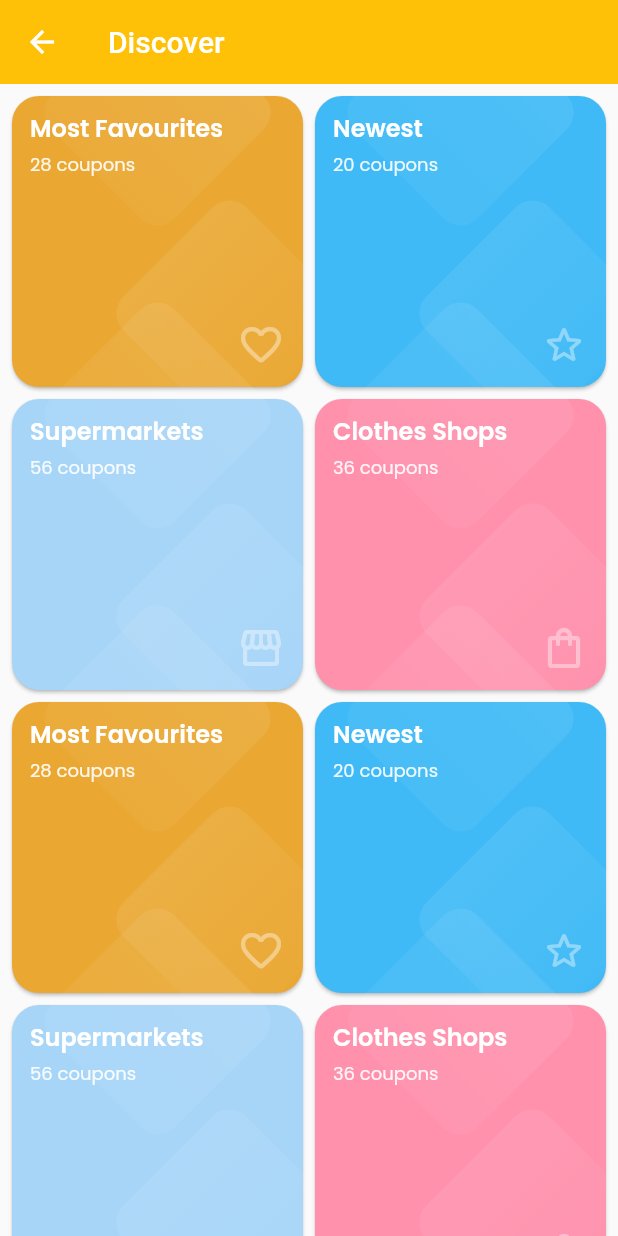
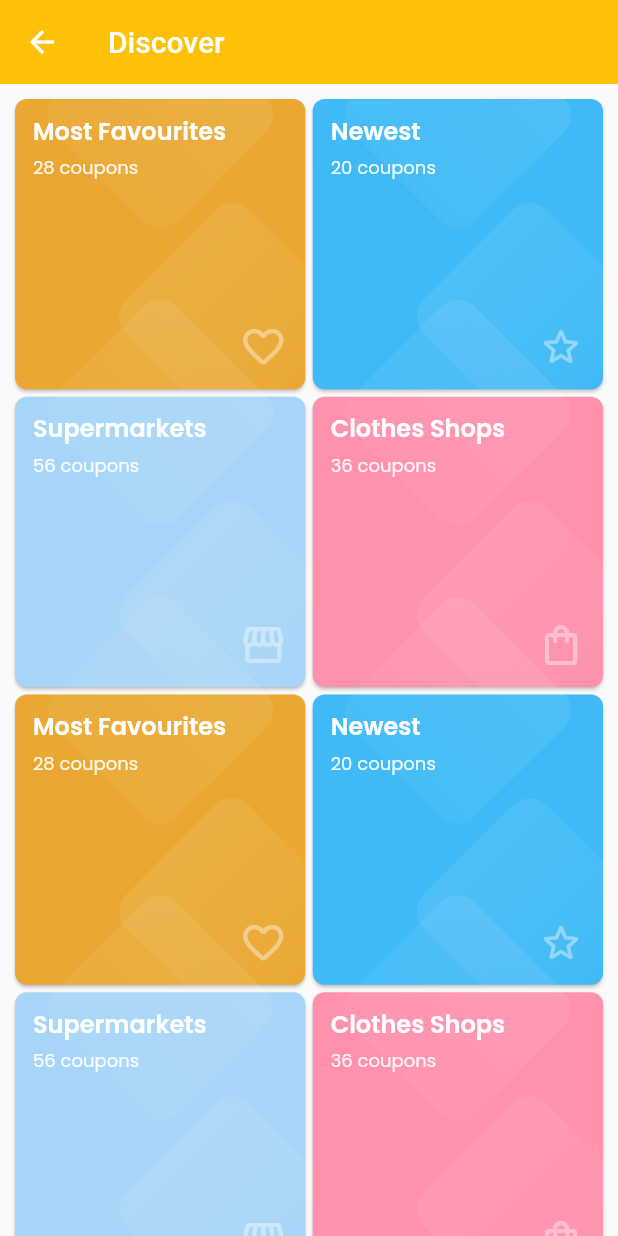
Before and after one commit to MarufHossen/spense-app, a Flutter app: the screen it shows after launch, after a tap on "View all", on a phone screen of 412 x 824 dp. Run offline on Flutter 3.47's test engine with Material 2 defaults, Android fonts, the phone set to English and light mode, and no system bars; our stand-ins replace animated_bottom_navigation_bar, cached_network_image, fluttertoast, geocoding, geolocator, get and 2 more; missing offline and left inert: qr_code_scanner; network calls fail.

Commit message:
store page added

```diff
--- a/lib/constants.dart
+++ b/lib/constants.dart
@@ -114,7 +114,7 @@ TextStyle cHeaderTextStyle = TextStyle(
     fontWeight: FontWeight.w400);
 
 // Cards
-BorderRadius cCardBorderRadius = BorderRadius.circular(18.0);
+BorderRadius cCardBorderRadius = BorderRadius.circular(8.0);
 Color cDarkCardTextColor = Colors.white;
 Color cLightCardTextColor = Color(0xFF30286A);
 
--- a/lib/main.dart
+++ b/lib/main.dart
@@ -1,6 +1,5 @@
 import './theme/themes.dart';
 import './view/pages/home/home.dart';
-import 'package:flutter/foundation.dart';
 import 'package:flutter/material.dart';
 import 'package:get/get_navigation/get_navigation.dart';
 
@@ -20,7 +19,7 @@ class _MyHomeState extends State<MyHome> {
       theme: MyThemes.light,
       // darkTheme: MyThemes.dark,
       home: const Home(),
-      debugShowCheckedModeBanner: false,
+      debugShowCheckedModeBanner: false
     );
   }
 }
--- a/lib/view/pages/category/category_page.dart
+++ b/lib/view/pages/category/category_page.dart
@@ -1,7 +1,9 @@
 import 'package:flutter/material.dart';
+import 'package:get/get.dart';
 import 'package:spense_app/constants.dart';
 import 'package:spense_app/model/discover.dart';
 import 'package:spense_app/view/pages/coupons_tab/components/discover_card.dart';
+import 'package:spense_app/view/pages/store/store_page.dart';
 
 class CategoryPage extends StatefulWidget {
   const CategoryPage({Key? key}) : super(key: key);
@@ -40,14 +42,14 @@ class _CategoryPageState extends State<CategoryPage> {
               physics: const BouncingScrollPhysics(),
               slivers: <Widget>[
                 SliverPadding(
-                  padding: const EdgeInsets.all(8.0),
+                  padding: const EdgeInsets.all(10.0),
                   sliver: SliverGrid(
                       gridDelegate:
                           const SliverGridDelegateWithFixedCrossAxisCount(
                               crossAxisCount: 2,
                               childAspectRatio: 1.0,
-                              crossAxisSpacing: 8.0,
-                              mainAxisSpacing: 8.0),
+                              crossAxisSpacing: 5.0,
+                              mainAxisSpacing: 5.0),
                       delegate: SliverChildBuilderDelegate(_buildCategoryItem,
                           childCount: discoverList.length)),
                 ),
@@ -64,12 +66,6 @@ class _CategoryPageState extends State<CategoryPage> {
   }
 
   _categoryPressed(BuildContext context) {
-    // category.id == 6
-    //     ? Navigator.of(context)
-    //         .push(MaterialPageRoute(builder: (_) => LeaderBoard()))
-    //     : Navigator.of(context).push(MaterialPageRoute(
-    //         builder: (_) => QuizPage(
-    //               category: category,
-    //             )));
+    Get.to(const StorePage());
   }
 }
--- a/lib/view/pages/coupons_tab/components/discover_card.dart
+++ b/lib/view/pages/coupons_tab/components/discover_card.dart
@@ -1,8 +1,10 @@
 import 'package:flutter/material.dart';
+import 'package:get/get.dart';
 import 'dart:math' as math;
 
 import 'package:spense_app/constants.dart';
 import 'package:spense_app/model/discover.dart';
+import 'package:spense_app/view/pages/store/store_page.dart';
 
 class DiscoverCard extends StatelessWidget {
   final Discover discover;
@@ -10,7 +12,9 @@ class DiscoverCard extends StatelessWidget {
 
   @override
   Widget build(BuildContext context) {
-    return Card(
+    return InkWell(
+      onTap: () => Get.to(const StorePage()),
+      child: Card(
         margin: EdgeInsets.zero,
         color: discover.backgroundColor,
         shape: RoundedRectangleBorder(borderRadius: cCardBorderRadius),
@@ -71,6 +75,7 @@ class DiscoverCard extends StatelessWidget {
             )
           ],
         ),
+      ),
     );
   }
 }
--- /dev/null
+++ b/lib/view/pages/store/components/search_bar.dart
@@ -0,0 +1,29 @@
+import 'package:flutter/material.dart';
+import 'package:spense_app/constants.dart';
+
+class SearchBar extends StatelessWidget {
+  const SearchBar({ Key? key }) : super(key: key);
+
+  @override
+  Widget build(BuildContext context) {
+    return Container(
+              width: double.infinity,
+              height: 40,
+              decoration: BoxDecoration(
+                  color: colorSearchBarBackground,
+                  borderRadius: BorderRadius.circular(5)),
+              child: const Center(
+                child: TextField(
+                  showCursor: true,
+                  // cursorRadius: const Radius.circular(10.0),
+                  style: TextStyle(
+                      fontFamily: "Nunito", fontWeight: FontWeight.bold),
+                  decoration: InputDecoration(
+                      prefixIcon: Icon(Icons.search),
+                      hintText: 'Search...',
+                      border: InputBorder.none),
+                ),
+              ),
+            );
+  }
+}
--- a/lib/view/pages/store/components/store_card.dart
+++ b/lib/view/pages/store/components/store_card.dart
@@ -10,8 +10,10 @@ class StoreCard extends StatelessWidget {
   Widget build(BuildContext context) {
     return Container(
       padding: const EdgeInsets.all(8.0),
+      height: 100,
       decoration: BoxDecoration(
-          border: Border.all(color: Colors.black12),
+      color: Colors.white,
+          // border: Border.all(color: Colors.black12),
           borderRadius: BorderRadius.circular(8)),
       child: Column(
         children: [
@@ -33,7 +35,7 @@ class StoreCard extends StatelessWidget {
                 fontWeight: FontWeight.bold),
           ),
           const SizedBox(
-            height: 5,
+            height: 4,
           ),
           Text(
             store.cashbackAmount.toString() + "%",
@@ -43,14 +45,14 @@ class StoreCard extends StatelessWidget {
                 color: Colors.black54,
                 fontWeight: FontWeight.bold),
           ),
-          const Text(
-            "Cashback",
-            style: TextStyle(
-                fontFamily: "Nunito",
-                fontSize: 20,
-                color: Colors.black54,
-                fontWeight: FontWeight.bold),
-          )
+          // const Text(
+          //   "Cashback",
+          //   style: TextStyle(
+          //       fontFamily: "Nunito",
+          //       fontSize: 20,
+          //       color: Colors.black54,
+          //       fontWeight: FontWeight.bold),
+          // )
         ],
       ),
     );
--- a/lib/view/pages/store/store_page.dart
+++ b/lib/view/pages/store/store_page.dart
@@ -1,7 +1,9 @@
 import 'package:flutter/material.dart';
+import 'package:get/get.dart';
 import 'package:spense_app/constants.dart';
 import 'package:spense_app/model/store.dart';
 import 'package:spense_app/view/pages/cashback/cashback_page.dart';
+import 'package:spense_app/view/pages/store/components/search_bar.dart';
 import 'package:spense_app/view/pages/store/components/store_card.dart';
 
 class StorePage extends StatefulWidget {
@@ -18,42 +20,39 @@ class _StorePageState extends State<StorePage> {
     // if(quizQuestionsProvider.isLoading == true) quizQuestionsProvider.requestOnlineQuestions();
     return Scaffold(
         appBar: AppBar(
-            backgroundColor: Colors.transparent,
             elevation: 0,
-            // The search area here
-            title: Container(
-              width: double.infinity,
-              height: 50,
-              decoration: BoxDecoration(
-                  color: colorSearchBarBackground,
-                  borderRadius: BorderRadius.circular(5)),
-              child: const Center(
-                child: TextField(
-                  showCursor: true,
-                  // cursorRadius: const Radius.circular(10.0),
-                  style: TextStyle(
-                      fontFamily: "Nunito", fontWeight: FontWeight.bold),
-                  decoration: InputDecoration(
-                      prefixIcon: Icon(Icons.search),
-                      hintText: 'Search...',
-                      border: InputBorder.none),
-                ),
+            backgroundColor: Colors.white,
+            leading: AppBarIconButton(
+              icon: Icons.arrow_back,
+              onPressed: () {
+                Get.back();
+              },
+            ),
+            centerTitle: false,
+            titleSpacing: 0,
+            title: const SearchBar(),
+            actions: [
+              AppBarIconButton(
+                icon: Icons.close,
+                onPressed: () {},
               ),
-            )),
+            ],
+            ),
+        backgroundColor: colorPageBackground,
         body: Stack(
           children: <Widget>[
             CustomScrollView(
               physics: const BouncingScrollPhysics(),
               slivers: <Widget>[
                 SliverPadding(
-                  padding: const EdgeInsets.all(16.0),
+                  padding: const EdgeInsets.all(10.0),
                   sliver: SliverGrid(
                       gridDelegate:
                           const SliverGridDelegateWithFixedCrossAxisCount(
                               crossAxisCount: 2,
                               childAspectRatio: 1.0,
-                              crossAxisSpacing: 8.0,
-                              mainAxisSpacing: 8.0),
+                              crossAxisSpacing: 5.0,
+                              mainAxisSpacing: 5.0),
                       delegate: SliverChildBuilderDelegate(
                         _buildStoreItem,
                         childCount: demoStores.length,
```
Also changed, not shown: pubspec.lock. Lines whose indentation alone changed are shown as unchanged.
